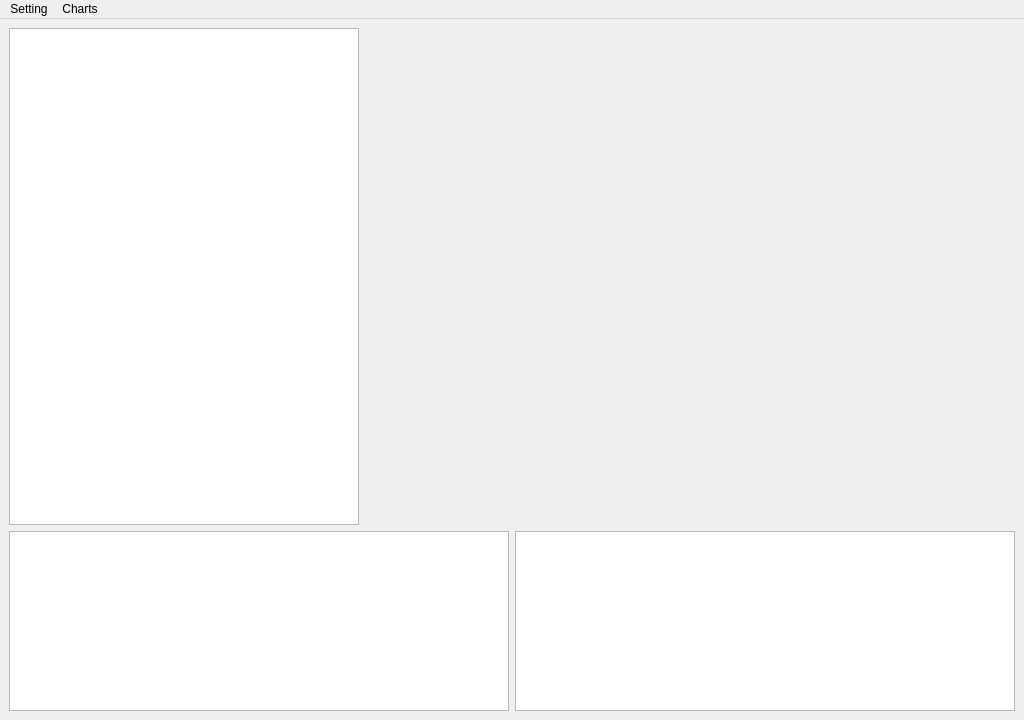
The window that mainwindow.ui (zhang846682029/BatteryWatch) describes before a commit, drawn with Qt 5.
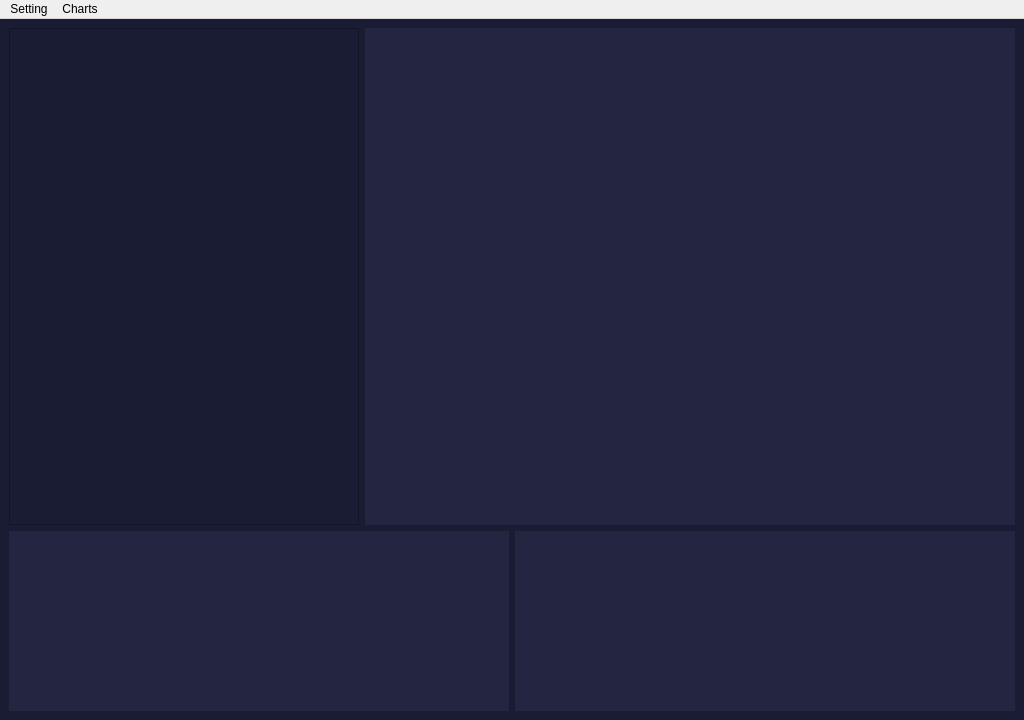
The same window after the commit. Icons and pictures are not drawn. Custom widgets are drawn as their Qt base class.

What changed in the file:
```diff
--- a/mainwindow.ui
+++ b/mainwindow.ui
@@ -13,7 +13,17 @@
   <property name="windowTitle">
    <string>BatteryMonitor</string>
   </property>
+  <property name="styleSheet">
+   <string notr="true">QTabelView#centrolWidget{
+	color: rgb(255, 0, 127);
+	background-color: rgb(72, 72, 72);
+	border-color: rgb(16, 16, 16);
+}</string>
+  </property>
   <widget class="QWidget" name="centralwidget">
+   <property name="styleSheet">
+    <string notr="true">background-color: rgb(26, 28, 51);</string>
+   </property>
    <layout class="QVBoxLayout" name="verticalLayout">
     <item>
      <layout class="QHBoxLayout" name="horizontalLayout_2">
@@ -82,6 +92,9 @@
           <height>480</height>
          </size>
         </property>
+        <property name="styleSheet">
+         <string notr="true">background-color: rgb(36, 37, 65);</string>
+        </property>
        </widget>
       </item>
      </layout>
@@ -102,6 +115,26 @@
           <height>180</height>
          </size>
         </property>
+        <property name="styleSheet">
+         <string notr="true">background-color: rgb(36, 37, 65);
+border:none;
+color:gray;</string>
+        </property>
+        <property name="verticalScrollBarPolicy">
+         <enum>Qt::ScrollBarAlwaysOff</enum>
+        </property>
+        <property name="horizontalScrollBarPolicy">
+         <enum>Qt::ScrollBarAlwaysOff</enum>
+        </property>
+        <property name="editTriggers">
+         <set>QAbstractItemView::NoEditTriggers</set>
+        </property>
+        <property name="selectionMode">
+         <enum>QAbstractItemView::NoSelection</enum>
+        </property>
+        <property name="selectionBehavior">
+         <enum>QAbstractItemView::SelectRows</enum>
+        </property>
         <attribute name="horizontalHeaderVisible">
          <bool>false</bool>
         </attribute>
@@ -130,6 +163,23 @@
           <height>180</height>
          </size>
         </property>
+        <property name="styleSheet">
+         <string notr="true">background-color: rgb(36, 37, 65);
+border:none;
+color:gray;</string>
+        </property>
+        <property name="verticalScrollBarPolicy">
+         <enum>Qt::ScrollBarAlwaysOff</enum>
+        </property>
+        <property name="horizontalScrollBarPolicy">
+         <enum>Qt::ScrollBarAlwaysOff</enum>
+        </property>
+        <property name="selectionMode">
+         <enum>QAbstractItemView::NoSelection</enum>
+        </property>
+        <property name="selectionBehavior">
+         <enum>QAbstractItemView::SelectRows</enum>
+        </property>
         <attribute name="horizontalHeaderVisible">
          <bool>false</bool>
         </attribute>
```
Left out of the diff: 5 changed lines with no effect on the pictures.
